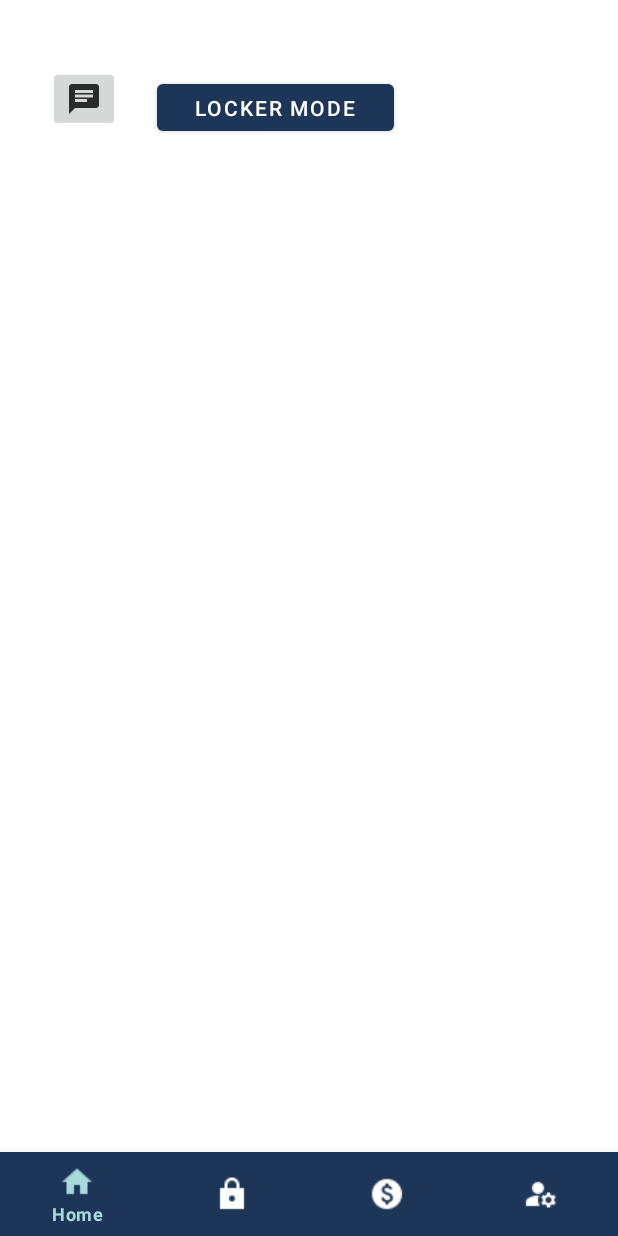
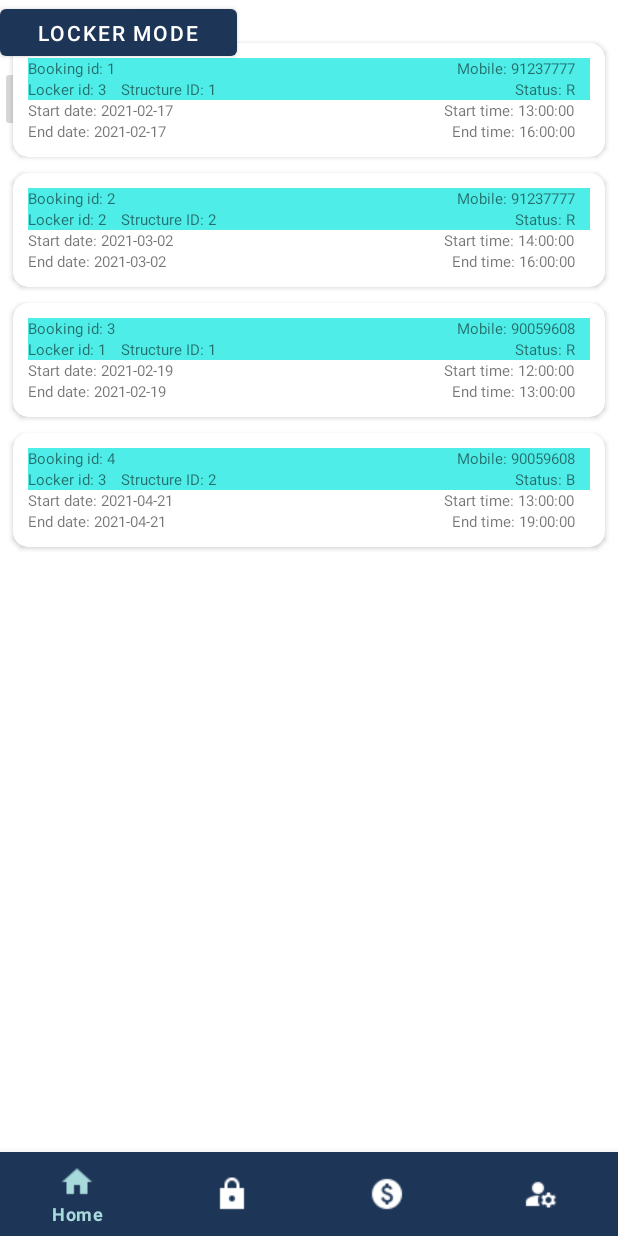
Before and after one commit to thedreamer67/LockerX, an Android app: the fragment LockersFragment placed in its activity, on a phone screen of 412 x 824 dp. Run offline under Robolectric (Android 15) with nearby library versions, the phone set to English and light mode, and no system bars; our stand-ins replace Firebase (no records; nobody signed in at launch, a user with empty details on screens opened directly).

Commit message:
Display Booking History into recycler view

```diff
--- /dev/null
+++ b/app/src/main/java/com/example/lockerxlogin/BookingHistoryArr.java
@@ -0,0 +1,94 @@
+package com.example.lockerxlogin;
+
+public class BookingHistoryArr {
+    private String bookingId, endDate, endTime, lockerID, mobile, startDate, startTime, status, structureID;
+
+    public BookingHistoryArr(String bookingId, String endDate, String endTime, String lockerID, String mobile, String startDate, String startTime, String status, String structureID) {
+        this.bookingId = bookingId;
+        this.endDate = endDate;
+        this.endTime = endTime;
+        this.lockerID = lockerID;
+        this.mobile = mobile;
+        this.startDate = startDate;
+        this.startTime = startTime;
+        this.status = status;
+        this.structureID = structureID;
+    }
+
+    public String getBookingId() {
+        return bookingId;
+    }
+
+    public void setBookingId(String bookingId) {
+        this.bookingId = bookingId;
+    }
+
+    public String getEndDate() {
+        return endDate;
+    }
+
+    public void setEndDate(String endDate) {
+        this.endDate = endDate;
+    }
+
+    public String getEndTime() {
+        return endTime;
+    }
+
+    public void setEndTime(String endTime) {
+        this.endTime = endTime;
+    }
+
+    public String getLockerID() {
+        return lockerID;
+    }
+
+    public void setLockerID(String lockerID) {
+        this.lockerID = lockerID;
+    }
+
+    public String getMobile() {
+        return mobile;
+    }
+
+    public void setMobile(String mobile) {
+        this.mobile = mobile;
+    }
+
+    public String getStartDate() {
+        return startDate;
+    }
+
+    public void setStartDate(String startDate) {
+        this.startDate = startDate;
+    }
+
+    public String getStartTime() {
+        return startTime;
+    }
+
+    public void setStartTime(String startTime) {
+        this.startTime = startTime;
+    }
+
+    public String getStatus() {
+        return status;
+    }
+
+    public void setStatus(String status) {
+        this.status = status;
+    }
+
+    public String getStructureID() {
+        return structureID;
+    }
+
+    public void setStructureID(String structureID) {
+        this.structureID = structureID;
+    }
+
+
+
+
+
+}
--- a/app/src/main/java/com/example/lockerxlogin/Register.java
+++ b/app/src/main/java/com/example/lockerxlogin/Register.java
@@ -50,6 +50,8 @@ public class Register extends AppCompatActivity {
     protected void onCreate(Bundle savedInstanceState) {
         super.onCreate(savedInstanceState);
         setContentView(R.layout.activity_register);
+        String variableToReceive = getIntent().getStringExtra("variableToPass");
+        Log.d("TAG", " THE STGRINZG PASSSED IS " +variableToReceive);
 
         mName = findViewById(R.id.RName);
         mEmail = findViewById(R.id.REamil);
--- a/app/src/main/java/com/example/lockerxlogin/Viewholder_Booking.java
+++ b/app/src/main/java/com/example/lockerxlogin/Viewholder_Booking.java
@@ -7,9 +7,30 @@ import androidx.annotation.NonNull;
 import androidx.fragment.app.FragmentActivity;
 import androidx.recyclerview.widget.RecyclerView;
 
-public class Viewholder_Booking extends RecyclerView.ViewHolder {
+public class Viewholder_Booking{//
+        // extends RecyclerView.ViewHolder {
+    private int mImagineResource;
 
-    TextView bookingIdResult, startTimeResult, startDateResult, endDateResult, endTimeResult, lockerIdResult, statusResult, structureResult, view_booking;
+    private int mImageResource;
+    private String mText1;
+    private String mText2;
+    public Viewholder_Booking( String text1, String text2) {
+
+        mText1 = text1;
+        mText2 = text2;
+    }
+    public int getImageResource() {
+        return mImageResource;
+    }
+    public String getText1() {
+        return mText1;
+    }
+    public String getText2() {
+        return mText2;
+    }
+
+
+ /*   TextView bookingIdResult, startTimeResult, startDateResult, endDateResult, endTimeResult, lockerIdResult, statusResult, structureResult, view_booking;
     public Viewholder_Booking(@NonNull View itemView) {
         super(itemView);
     }
@@ -34,5 +55,5 @@ public class Viewholder_Booking extends RecyclerView.ViewHolder {
         statusResult.setText(status);
         structureResult.setText(structure);
 
-    }
+    }*/
 }
--- /dev/null
+++ b/app/src/main/java/com/example/lockerxlogin/fragment/BookingHistoryArrAdapter.java
@@ -0,0 +1,71 @@
+package com.example.lockerxlogin.fragment;
+import android.content.Context;
+import android.content.Intent;
+import android.util.Log;
+import android.view.LayoutInflater;
+import android.view.View;
+import android.view.ViewGroup;
+
+import androidx.annotation.NonNull;
+import androidx.recyclerview.widget.RecyclerView;
+
+import com.example.lockerxlogin.BookingHistoryArr;
+import com.example.lockerxlogin.R;
+import com.example.lockerxlogin.Register;
+
+import java.util.ArrayList;
+
+public class BookingHistoryArrAdapter extends RecyclerView.Adapter<BookingHistoryRecyclerViewHolder> {
+    private ArrayList<BookingHistoryArr> bookingHistoryArr;
+
+    public BookingHistoryArrAdapter(ArrayList<BookingHistoryArr> bookingHistoryArr1) {
+
+        this.bookingHistoryArr = bookingHistoryArr1;
+    }
+
+    @Override
+    public int getItemViewType(final int position) {
+        return R.layout.booking_history_item;
+    }
+
+    @NonNull
+    @Override
+    public BookingHistoryRecyclerViewHolder onCreateViewHolder(@NonNull ViewGroup parent, int viewType) {
+
+        View view = LayoutInflater.from(parent.getContext()).inflate(viewType, parent, false);
+        return new BookingHistoryRecyclerViewHolder(view);
+    }
+
+    @Override
+    public void onBindViewHolder(@NonNull BookingHistoryRecyclerViewHolder holder, int position) {
+        BookingHistoryArr bha = bookingHistoryArr.get(position);
+        holder.getBookingID().setText("Booking id: " + bha.getBookingId());
+        holder.getLockerID().setText("Locker id: " + bha.getLockerID());
+        holder.getEndDate().setText("End date: " + bha.getEndDate());
+        holder.getEndTime().setText("End time: " + bha.getEndTime());
+        holder.getMobile().setText("Mobile: " + bha.getMobile());
+        holder.getStartDate().setText("Start date: " + bha.getStartDate());
+        holder.getStartTime().setText("Start time: " + bha.getStartTime());
+        holder.getStatus().setText("Status: " + bha.getStatus());
+        holder.getStructure().setText("Structure ID: " + bha.getStructureID());
+        holder.itemView.setOnClickListener(new View.OnClickListener() {
+            @Override
+            public void onClick(View v) {
+                Context mContext = v.getContext();
+                final Intent intent;
+                intent =  new Intent(mContext, Register.class);
+
+                Log.d("TAG","The booking id before passed is " + bha.getBookingId());
+                intent.putExtra("variableToPass", bha.getBookingId());
+                mContext.startActivity(intent);
+            }
+        });
+
+    }
+
+
+    @Override
+    public int getItemCount() {
+        return bookingHistoryArr.size();
+    }
+}
--- /dev/null
+++ b/app/src/main/java/com/example/lockerxlogin/fragment/BookingHistoryRecyclerViewHolder.java
@@ -0,0 +1,63 @@
+package com.example.lockerxlogin.fragment;
+import android.view.View;
+import android.widget.TextView;
+
+import androidx.annotation.NonNull;
+import androidx.recyclerview.widget.RecyclerView;
+
+import com.example.lockerxlogin.R;
+
+import org.w3c.dom.Text;
+
+public class BookingHistoryRecyclerViewHolder extends RecyclerView.ViewHolder {
+    private TextView bookingID, lockerID, startTime, startDate, endDate, endTime, status, structure, mobile;
+    public BookingHistoryRecyclerViewHolder(@NonNull View itemView) {
+        super(itemView);
+        bookingID = itemView.findViewById(R.id.booking_id_item_tv);
+        startTime = itemView.findViewById(R.id.start_time_item_tv);
+        startDate = itemView.findViewById(R.id.start_date_item_tv);
+        endDate = itemView.findViewById(R.id.end_date_item_tv);
+        endTime = itemView.findViewById(R.id.end_time_item_tv);
+        lockerID = itemView.findViewById(R.id.locker_id_item_tv);
+        status = itemView.findViewById(R.id.status_item_tv);
+        structure = itemView.findViewById(R.id.structure_id_item_tv);
+        mobile = itemView.findViewById(R.id.mobile_item_tv);
+    }
+
+
+    public TextView getStartTime() {
+        return startTime;
+    }
+
+    public TextView getStartDate() {
+        return startDate;
+    }
+
+    public TextView getEndDate() {
+        return endDate;
+    }
+
+    public TextView getEndTime() {
+        return endTime;
+    }
+
+    public TextView getStatus() {
+        return status;
+    }
+
+    public TextView getStructure() {
+        return structure;
+    }
+
+    public TextView getMobile() {
+        return mobile;
+    }
+
+    public TextView getBookingID(){
+        return bookingID;
+    }
+
+    public TextView getLockerID(){
+        return lockerID;
+    }
+}
--- a/app/src/main/java/com/example/lockerxlogin/fragment/LockersFragment.java
+++ b/app/src/main/java/com/example/lockerxlogin/fragment/LockersFragment.java
@@ -14,25 +14,23 @@ import android.view.View;
 import android.view.ViewGroup;
 import android.widget.Button;
 
-import com.example.lockerxlogin.BookingModel;
+import com.example.lockerxlogin.BookingHistoryArr;
 import com.example.lockerxlogin.MainActivity;
 import com.example.lockerxlogin.R;
 import com.example.lockerxlogin.Viewholder_Booking;
 import com.example.lockerxlogin.ui.lockers.LockersViewModel;
-import com.firebase.ui.database.FirebaseRecyclerAdapter;
-import com.firebase.ui.database.FirebaseRecyclerOptions;
-import com.google.firebase.database.DatabaseReference;
-import com.google.firebase.database.FirebaseDatabase;
 
 import java.util.ArrayList;
 
 public class LockersFragment extends Fragment implements View.OnClickListener {
 
     Button LockerModeBtn;
-    ArrayList<String> lockerArray;
-    RecyclerView mRecyclerView;
-    RecyclerView.LayoutManager mLayoutManager;
-    RecyclerView.Adapter mAdapter;
+
+
+    private RecyclerView mRecyclerView;
+    private RecyclerView.Adapter mAdapter;
+    private RecyclerView.LayoutManager mLayoutManager;
+
 
 
     private LockersViewModel mViewModel;
@@ -44,14 +42,46 @@ public class LockersFragment extends Fragment implements View.OnClickListener {
     @Override
     public View onCreateView(@NonNull LayoutInflater inflater, @Nullable ViewGroup container,
                              @Nullable Bundle savedInstanceState) {
+
+        View myView = inflater.inflate(R.layout.fragment_lockers, container, false);
+        ArrayList<Viewholder_Booking> exampleList = new ArrayList<>();
+        exampleList.add(new Viewholder_Booking( "Line 1", "Line 2"));
+        exampleList.add(new Viewholder_Booking( "Line 3", "Line 4"));
+        exampleList.add(new Viewholder_Booking( "Line 5", "Line 6"));
+
+        ArrayList<BookingHistoryArr> bookingHistoryArr = new ArrayList<BookingHistoryArr>();
+        bookingHistoryArr.add(new BookingHistoryArr("1","2021-02-17",
+                "16:00:00","3","91237777", "2021-02-17",
+                "13:00:00","R", "1"));
+        bookingHistoryArr.add(new BookingHistoryArr("2","2021-03-02",
+                "16:00:00","2","91237777", "2021-03-02",
+                "14:00:00","R", "2"));
+        bookingHistoryArr.add(new BookingHistoryArr("3","2021-02-19",
+                "13:00:00","1","90059608", "2021-02-19",
+                "12:00:00","R", "1"));
+        bookingHistoryArr.add(new BookingHistoryArr("4","2021-04-21",
+                "19:00:00","3","90059608", "2021-04-21",
+                "13:00:00","B", "2"));
+
         ArrayList <String> lockerArray = new ArrayList<String>();
-        View myView = inflater.inflate(R.layout.fragment_lockers, container, false);
-        mRecyclerView = (RecyclerView) getActivity().findViewById(R.id.rvBooking);
-        LockerModeBtn = myView.findViewById(R.id.LLockerMode);
-        LockerModeBtn.setOnClickListener(this);
-        lockerArray.add("testLockerID");
+        mRecyclerView = myView.findViewById(R.id.recyclerView);
+        mRecyclerView.setHasFixedSize(true);
+        mRecyclerView.setLayoutManager(new LinearLayoutManager(myView.getContext()));
+        mRecyclerView.setAdapter(new BookingHistoryArrAdapter(bookingHistoryArr));
+      //  mRecyclerView.setHasFixedSize(true);
 
-        mLayoutManager = new LinearLayoutManager(getActivity());
+       // mAdapter = new ExampleAdapter(exampleList);
+       // mRecyclerView.setLayoutManager(mLayoutManager);
+       // mRecyclerView.setAdapter(mAdapter);
+
+        //mRecyclerView.setLayoutManager(new LinearLayoutManager(myView.getContext()));
+        //mRecyclerView.setAdapter(mAdapter);
+//        mRecyclerView = (RecyclerView) getActivity().findViewById(R.id.rvBooking);
+//        LockerModeBtn = myView.findViewById(R.id.LLockerMode);
+//        LockerModeBtn.setOnClickListener(this);
+//        lockerArray.add("testLockerID");
+
+//        mLayoutManager = new LinearLayoutManager(getActivity());
       //  mAdapter = new MainAdapter(lockerArray);
       //  mRecyclerView.setLayoutManager(mLayoutManager);
      //   mRecyclerView.setAdapter(mAdapter);
--- /dev/null
+++ b/app/src/main/res/layout/booking_history_item.xml
@@ -0,0 +1,142 @@
+<?xml version="1.0" encoding="utf-8"?>
+<androidx.cardview.widget.CardView
+    xmlns:android="http://schemas.android.com/apk/res/android"
+    android:layout_width="match_parent"
+    android:layout_height="wrap_content"
+    xmlns:app="http://schemas.android.com/apk/res-auto"
+    app:cardBackgroundColor="@android:color/white"
+    app:cardCornerRadius="10dp"
+    android:layout_margin="5dp">
+
+    <LinearLayout
+        android:layout_width="match_parent"
+        android:layout_height="match_parent"
+        android:orientation="horizontal"
+        android:padding="10dp">
+
+        <LinearLayout
+            android:layout_width="match_parent"
+            android:layout_height="wrap_content"
+            android:orientation="vertical">
+
+            <LinearLayout
+                android:layout_width="match_parent"
+                android:layout_height="wrap_content"
+                android:orientation="vertical"
+                android:background="#4eede8">
+
+                <RelativeLayout
+                    android:layout_width="match_parent"
+                    android:layout_height="match_parent">
+
+                    <TextView
+                        android:layout_width="wrap_content"
+                        android:layout_height="wrap_content"
+                        android:textSize="10sp"
+                        android:id="@+id/booking_id_item_tv"
+                        android:hint="Booking Id"
+                        android:layout_alignParentLeft="true"/>
+
+                    <TextView
+                        android:layout_width="wrap_content"
+                        android:layout_height="wrap_content"
+                        android:textSize="10sp"
+                        android:id="@+id/mobile_item_tv"
+                        android:hint="mobile"
+                        android:layout_alignParentRight="true"
+                        android:layout_marginRight="10dp"/>
+                </RelativeLayout>
+
+
+                <RelativeLayout
+                    android:layout_width="match_parent"
+                    android:layout_height="match_parent">
+
+                    <LinearLayout
+                        android:layout_width="match_parent"
+                        android:layout_height="wrap_content"
+                        android:orientation="horizontal">
+
+                        <TextView
+                            android:layout_width="wrap_content"
+                            android:layout_height="wrap_content"
+                            android:textSize="10sp"
+                            android:id="@+id/locker_id_item_tv"
+                            android:hint="Locker Id"
+                            android:layout_alignParentLeft="true"/>
+
+                        <TextView
+                            android:layout_width="wrap_content"
+                            android:layout_height="wrap_content"
+                            android:textSize="10sp"
+                            android:id="@+id/structure_id_item_tv"
+                            android:hint="structure"
+                            android:layout_marginLeft="10dp"/>
+                    </LinearLayout>
+
+
+
+                    <TextView
+                        android:layout_width="wrap_content"
+                        android:layout_height="wrap_content"
+                        android:textSize="10sp"
+                        android:id="@+id/status_item_tv"
+                        android:hint="status"
+                        android:layout_alignParentRight="true"
+                        android:layout_marginRight="10dp"/>
+                </RelativeLayout>
+
+            </LinearLayout>
+
+
+            <RelativeLayout
+                android:layout_width="match_parent"
+                android:layout_height="match_parent">
+
+                <TextView
+                    android:layout_width="wrap_content"
+                    android:layout_height="wrap_content"
+                    android:textSize="10sp"
+                    android:id="@+id/start_date_item_tv"
+                    android:hint="start date"
+                    android:layout_gravity="right"/>
+                <TextView
+                    android:layout_width="wrap_content"
+                    android:layout_height="wrap_content"
+                    android:textSize="10sp"
+                    android:id="@+id/start_time_item_tv"
+                    android:hint="start time"
+                    android:layout_alignParentRight="true"
+                    android:layout_marginRight="10dp"/>
+            </RelativeLayout>
+
+            <RelativeLayout
+                android:layout_width="match_parent"
+                android:layout_height="match_parent">
+
+                <TextView
+                    android:layout_width="wrap_content"
+                    android:layout_height="wrap_content"
+                    android:textSize="10sp"
+                    android:id="@+id/end_date_item_tv"
+                    android:hint="end date"
+                    android:layout_gravity="right"/>
+                <TextView
+                    android:layout_width="wrap_content"
+                    android:layout_height="wrap_content"
+                    android:textSize="10sp"
+                    android:id="@+id/end_time_item_tv"
+                    android:hint="end time"
+                    android:layout_alignParentRight="true"
+                    android:layout_marginRight="10dp"/>
+            </RelativeLayout>
+
+
+
+
+        </LinearLayout>
+
+
+    </LinearLayout>
+
+</androidx.cardview.widget.CardView>
--- a/app/src/main/res/layout/fragment_lockers.xml
+++ b/app/src/main/res/layout/fragment_lockers.xml
@@ -1,5 +1,5 @@
 <?xml version="1.0" encoding="utf-8"?>
-<androidx.constraintlayout.widget.ConstraintLayout xmlns:android="http://schemas.android.com/apk/res/android"
+<RelativeLayout xmlns:android="http://schemas.android.com/apk/res/android"
     xmlns:app="http://schemas.android.com/apk/res-auto"
     xmlns:tools="http://schemas.android.com/tools"
     android:layout_width="match_parent"
@@ -31,7 +31,7 @@
         app:layout_constraintVertical_bias="0.064" />
 
     <androidx.recyclerview.widget.RecyclerView
-        android:id="@+id/rvBooking"
+        android:id="@+id/recyclerView"
         android:layout_width="match_parent"
         android:layout_height="match_parent"
         tools:layout_editor_absoluteX="140dp"
@@ -39,4 +39,4 @@
         android:layout_margin="3dp"
         android:paddingTop="20dp"/>
 
-</androidx.constraintlayout.widget.ConstraintLayout>
+</RelativeLayout>
--- a/build.gradle
+++ b/build.gradle
@@ -17,6 +17,9 @@ allprojects {
     repositories {
         google()
         jcenter()
+        maven{
+            url "https://maven.google.com"
+        }
 
     }
 }
```
Also changed, not shown: app/build.gradle (+5 -2 lines).
